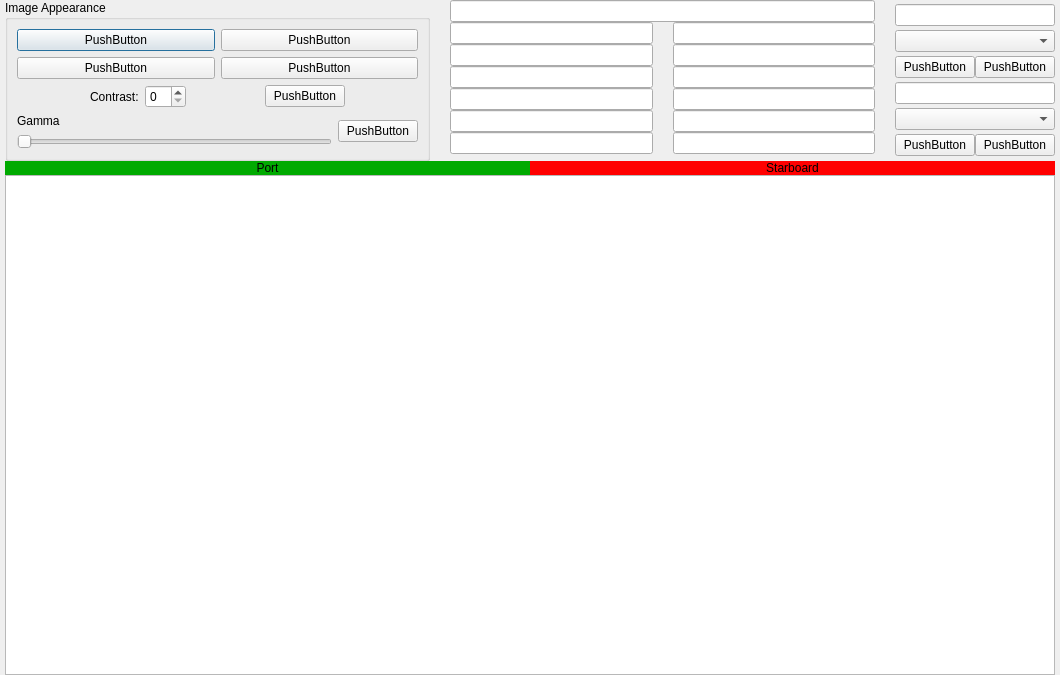
Above: slantrangedialog.ui from mupeizheng/xtf before the change. Below: the same form after it.
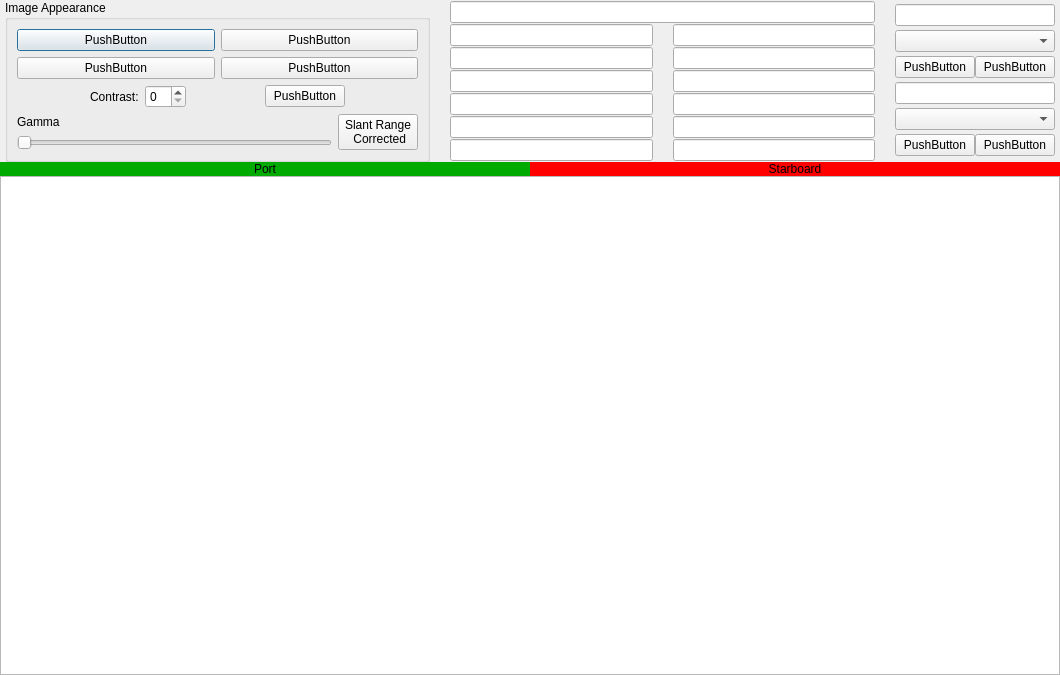
That is the form after the change.

```diff
--- a/slantrangedialog.ui
+++ b/slantrangedialog.ui
@@ -18,19 +18,25 @@
     <number>0</number>
    </property>
    <property name="leftMargin">
-    <number>5</number>
+    <number>0</number>
    </property>
    <property name="topMargin">
     <number>0</number>
    </property>
    <property name="rightMargin">
-    <number>5</number>
+    <number>0</number>
    </property>
    <property name="bottomMargin">
     <number>0</number>
    </property>
    <item>
     <layout class="QHBoxLayout" name="horizontalLayout_12">
+     <property name="leftMargin">
+      <number>5</number>
+     </property>
+     <property name="rightMargin">
+      <number>5</number>
+     </property>
      <item>
       <widget class="QGroupBox" name="groupBox">
        <property name="title">
@@ -156,7 +162,8 @@
           <item>
            <widget class="QPushButton" name="pushButton_6">
             <property name="text">
-             <string>PushButton</string>
+             <string>Slant Range 
+ Corrected</string>
             </property>
            </widget>
           </item>
```
Left out of the diff: 2 changed lines with no effect on the pictures.
